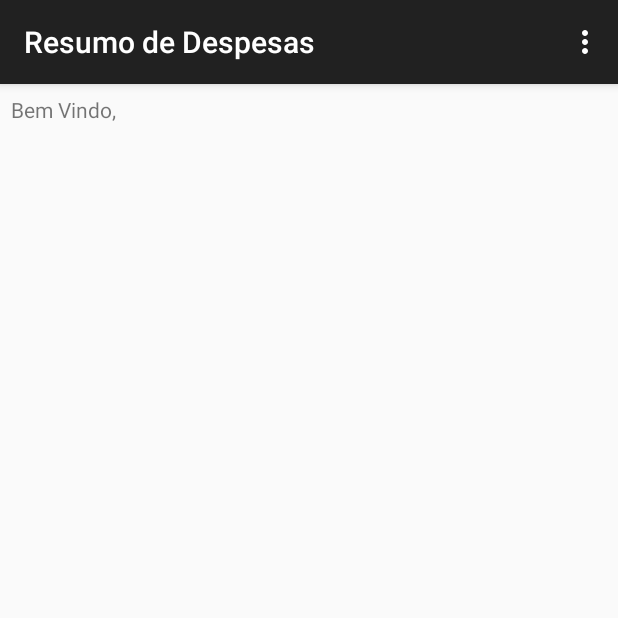
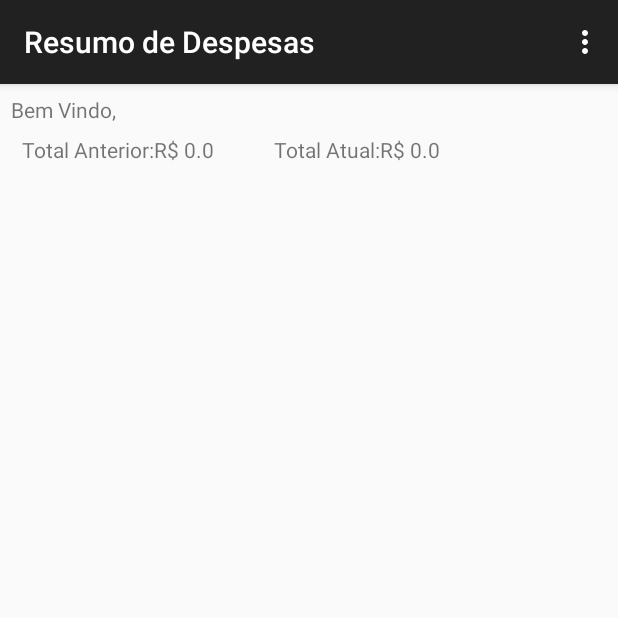
Before and after one commit to misaelrodrigo/TrabalhoControleFinanceiro, an Android app: the TelaDespesaActivity screen opened directly, with no data from a screen before it, on a phone screen of 412 x 824 dp, the top half of it. Run offline under Robolectric (Android 15) with nearby library versions, the phone set to English and light mode, and no system bars; 4 statements that could not run were skipped.

```diff
--- a/TrabalhoMisaelRodrigo/app/src/main/java/br/edu/integrado/trabalhomisaelrodrigo/TelaDespesaActivity.java
+++ b/TrabalhoMisaelRodrigo/app/src/main/java/br/edu/integrado/trabalhomisaelrodrigo/TelaDespesaActivity.java
@@ -10,6 +10,7 @@ import android.widget.ListView;
 import android.widget.TextView;
 
 import java.util.Calendar;
+import java.util.Date;
 import java.util.List;
 
 import br.edu.integrado.trabalhomisaelrodrigo.dao.DespesaDao;
@@ -20,30 +21,56 @@ import br.edu.integrado.trabalhomisaelrodrigo.model.Usuario;
 public class TelaDespesaActivity extends ActionBarActivity {
     private TextView tvSaudacao;
     private Usuario usuarioLogado;
+    private ListView lvDespesas;
+    private TextView tvTotalAtual;
+    private TextView tvTotalAnterior;
     DespesaDao despesaDao;
-    ListView lvDespesas;
     List<Despesa> listDespesa;
+    Float valorTotalAtual;
+    Float valorTotalAnterior;
 
     @Override
     protected void onCreate(Bundle savedInstanceState) {
         super.onCreate(savedInstanceState);
         setContentView(R.layout.activity_tela_despesa);
 
-        usuarioLogado = (Usuario) getIntent().getSerializableExtra("usuario");
-        tvSaudacao = (TextView) findViewById(R.id.tvSaudacao);
-        //Intent i = getIntent();
-       // usuarioLogado = i.getStringExtra("usuario");
-
-        tvSaudacao.setText("Bem Vindo, " + usuarioLogado.getUsuario().toUpperCase());
 
     }
 
     @Override
     protected void onResume() {
         super.onResume();
+
+        despesaDao = new DespesaDao(this);
+
+        usuarioLogado = (Usuario) getIntent().getSerializableExtra("usuario");
+        tvSaudacao = (TextView) findViewById(R.id.tvSaudacao);
+        tvTotalAnterior = (TextView)findViewById(R.id.tvSaldoAterior);
+        tvTotalAtual = (TextView)findViewById(R.id.tvSaldoAtual);
+
+
+        tvSaudacao.setText("Bem Vindo, " + usuarioLogado.getUsuario().toUpperCase());
+
+        Calendar calendario = Calendar.getInstance();//instancia com a data atual.
+        Date data = calendario.getTime();// pega data do calendario e joga para data.
+
+        ///retorna total de despesas do mes atual com base no usuario e data atual
+        valorTotalAtual = despesaDao.listDespesaMes(usuarioLogado,data);
+
+        calendario.add(Calendar.MONTH, -1); //volta o calendario 1 mês.
+        data = calendario.getTime(); //pega novamente a data do calendario, agora com do mes passado.
+
+        //retorna total de despesas do mes passado com base no usuario e data mes passado.
+        valorTotalAnterior = despesaDao.listDespesaMes(usuarioLogado,data);
+
+        tvTotalAnterior.setText("R$ "+ valorTotalAnterior.toString()); //seta na activity
+        tvTotalAtual.setText("R$ "+valorTotalAtual.toString()); //seta na activity
+
+        calendario = Calendar.getInstance(); //pega novamete o calendario com data atual.
+        data = calendario.getTime(); //pega a data do calendario.
         lvDespesas = (ListView)findViewById(R.id.lvDespesas);
-        despesaDao = new DespesaDao(this);
-        listDespesa = despesaDao.listDespesa(usuarioLogado);
+        listDespesa = despesaDao.listDespesa(usuarioLogado, data ); //lista despesas com base no usuario e data atual.
+
         ArrayAdapter<Despesa> aaDespesas =  new ArrayAdapter<>(this, android.R.layout.simple_list_item_1, listDespesa);
         lvDespesas.setAdapter(aaDespesas);
 
--- a/TrabalhoMisaelRodrigo/app/src/main/java/br/edu/integrado/trabalhomisaelrodrigo/dao/AppDao.java
+++ b/TrabalhoMisaelRodrigo/app/src/main/java/br/edu/integrado/trabalhomisaelrodrigo/dao/AppDao.java
@@ -19,10 +19,10 @@ public class AppDao extends SQLiteOpenHelper{
         super(context, BD_NAME, null, BD_VERSION);
         res = context.getResources();//pŕa pegar os valores em string.
 
-        /*getWritableDatabase().execSQL(res.getString(R.string.SQL_DROP_DESPESA));
+        getWritableDatabase().execSQL(res.getString(R.string.SQL_DROP_DESPESA));
         getWritableDatabase().execSQL(res.getString(R.string.SQL_DROP_FORMAPAG));
         getWritableDatabase().execSQL(res.getString(R.string.SQL_DROP_USUARIO));
-        onCreate(getWritableDatabase());*/
+        onCreate(getWritableDatabase());
 
     }
 
--- a/TrabalhoMisaelRodrigo/app/src/main/java/br/edu/integrado/trabalhomisaelrodrigo/dao/DespesaDao.java
+++ b/TrabalhoMisaelRodrigo/app/src/main/java/br/edu/integrado/trabalhomisaelrodrigo/dao/DespesaDao.java
@@ -4,7 +4,12 @@ import android.content.ContentValues;
 import android.content.Context;
 import android.database.Cursor;
 
+import java.text.ParseException;
+import java.text.SimpleDateFormat;
 import java.util.ArrayList;
+import java.util.Calendar;
+import java.util.Date;
+import java.util.GregorianCalendar;
 import java.util.List;
 
 import br.edu.integrado.trabalhomisaelrodrigo.R;
@@ -26,29 +31,71 @@ public class DespesaDao extends AppDao {
 
 
     public String insert(Despesa despesa){
+        Date dataAtual = despesa.getData().getTime();
+        SimpleDateFormat formata = new SimpleDateFormat("yyyy-MM-dd HH:mm");
         ContentValues cv = new ContentValues();
 
         cv.put(TB_FIELDS[1], despesa.getDescricao());
         cv.put(TB_FIELDS[2], despesa.getValor());
-        cv.put(TB_FIELDS[3], despesa.getData());
+        //cv.put(TB_FIELDS[3], despesa.getData());
+        cv.put(TB_FIELDS[3], formata.format(dataAtual));
         cv.put(TB_FIELDS[4], despesa.getFormaPag());
         cv.put(TB_FIELDS[5], despesa.getUsuario());
         getWritableDatabase().insert(TB_NAME, null, cv);
         return  context.getString(R.string.MsgCadDespesaSucesso);
     }
 
+    public List<Despesa> listDespesa(Usuario usuario, Date dataReferencia) {
 
+        SimpleDateFormat formata = new SimpleDateFormat("yyyy-MM-dd HH:mm");//Cria a mascara de data
+        Calendar calendario = Calendar.getInstance(); //cria um calendario
+        calendario.setTime(dataReferencia); //seta a data de referencia no calendario
+        calendario.set(Calendar.DAY_OF_MONTH, 1); //volta o calendario para o dia 1.
+        // Seta a hora para 00:00:00
+        calendario.set(Calendar.HOUR,0);
+        calendario.set(Calendar.MINUTE,0);
+        calendario.set(Calendar.SECOND,0);
 
-    public List<Despesa> listDespesa(Usuario usuario){
+        dataReferencia = calendario.getTime(); //pega a data do calendario, agora no 1 e as 00:00:00
+        String strInicial = formata.format(dataReferencia); //passa para uma string com base na mascara
+        calendario = GregorianCalendar.getInstance(); //modifica o calendario pra greorian pra saber o ultimo dia do mes.
+        calendario.setTime(dataReferencia);//seta a data no calendario grego....
+        // seta o calendario no ultimo do mes
+        calendario.set(Calendar.DAY_OF_MONTH, calendario.getActualMaximum(Calendar.DAY_OF_MONTH));
 
-        Cursor list = getReadableDatabase().rawQuery(context.getString(R.string.SQL_SELECT_DESPESA), new String[]{usuario.getId().toString()});
+        dataReferencia = calendario.getTime();// pega a data do calendario, agora já no ultimo dia do mes.
+        String strFinal = formata.format(dataReferencia); // passa para uma string com base na mascara.
 
         List<Despesa> despesas = new ArrayList<>();
+        //efetua a pesquisa no banco usando o usuario e a data inicial e final.(select foi modificado)
+        Cursor list = getReadableDatabase().rawQuery(context.getString(R.string.SQL_SELECT_DESPESA), new String[]{usuario.getId().toString(), strInicial, strFinal});
+        while(list.moveToNext()){
+            try {
 
-        while(list.moveToNext()){
-            despesas.add(new Despesa(list.getString(0),list.getString(1), list.getString(2), list.getFloat(3)));
+                Date data = formata.parse(list.getString(2)); //pega a data em string e passa para Date
+                calendario.setTime(data); // converte Date em Calendar.
+
+                despesas.add(new Despesa(list.getString(0),list.getString(1), calendario, list.getFloat(3)));
+            }catch (Exception e){}
         }
         list.close();
         return despesas;
     }
+
+    public Float listDespesaMes(Usuario usuario , Date dataReferencia) {
+        Double valorTotal = 0.0;
+        //retorna lista com base no usuario e na data solicitada.
+        List<Despesa> despesas = this.listDespesa(usuario,dataReferencia);
+        Despesa despesa;
+
+        //percorre o array List para somar valores.
+        for( int i = 0; i <despesas.size();i++){
+            despesa = despesas.get(i);
+            valorTotal += despesa.getValor();
+        }
+        //retorna soma.
+        return  valorTotal.floatValue();
+    }
+
+
 }
--- a/TrabalhoMisaelRodrigo/app/src/main/java/br/edu/integrado/trabalhomisaelrodrigo/dao/UsuarioDao.java
+++ b/TrabalhoMisaelRodrigo/app/src/main/java/br/edu/integrado/trabalhomisaelrodrigo/dao/UsuarioDao.java
@@ -68,7 +68,7 @@ public class UsuarioDao extends AppDao {
                 " WHERE "+ TB_FIELDS[2] +"=? AND "+ TB_FIELDS[3]+"=?";
         Cursor query = getReadableDatabase().rawQuery(lineSql, new String[]{usuario.getUsuario(), usuario.getSenha()});
         query.moveToNext();
-        Usuario usuarioCompleto = new Usuario(query.getInt(0), query.getString(1));
+        Usuario usuarioCompleto = new Usuario(query.getInt(0), query.getString(2));
         return usuarioCompleto;
     }
 }
--- a/TrabalhoMisaelRodrigo/app/src/main/res/layout/activity_cad_usuario.xml
+++ b/TrabalhoMisaelRodrigo/app/src/main/res/layout/activity_cad_usuario.xml
@@ -53,7 +53,7 @@
         android:layout_height="wrap_content"
         android:inputType="textPassword"
         android:id="@+id/edtNewSenha"
-        android:text="123"
+        android:text=""
         android:layout_gravity="center_horizontal"
         android:layout_marginTop="15dip"
         android:layout_marginBottom="15dip"
@@ -70,7 +70,7 @@
         android:layout_height="wrap_content"
         android:inputType="textPassword"
         android:id="@+id/edtNewSenha2"
-        android:text="123"
+        android:text=""
         android:layout_gravity="center_horizontal"
         android:layout_marginTop="15dip"
         android:layout_marginBottom="15dip"
--- a/TrabalhoMisaelRodrigo/app/src/main/res/layout/activity_tela_despesa.xml
+++ b/TrabalhoMisaelRodrigo/app/src/main/res/layout/activity_tela_despesa.xml
@@ -13,12 +13,38 @@
         android:layout_width="wrap_content"
         android:layout_height="wrap_content" />
 
+    <LinearLayout
+        xmlns:android="http://schemas.android.com/apk/res/android"
+        xmlns:tools="http://schemas.android.com/tools"
+        android:layout_width="match_parent"
+        android:layout_height="wrap_content"
+        android:padding="7dip"
+        android:orientation="horizontal">
+        <TextView
+            android:text="Total Anterior:"
+            android:layout_width="wrap_content"
+            android:layout_height="wrap_content" />
+        <TextView
+            android:id="@+id/tvSaldoAterior"
+            android:text="R$ 0,00"
+            android:layout_width="wrap_content"
+            android:layout_height="wrap_content" />
+        <TextView
+            android:text="Total Atual:"
+            android:paddingLeft="40dip"
+            android:layout_width="wrap_content"
+            android:layout_height="wrap_content" />
+        <TextView
+            android:id="@+id/tvSaldoAtual"
+            android:text="R$ 0,00"
+            android:layout_width="wrap_content"
+            android:layout_height="wrap_content" />
+    </LinearLayout>
+
     <ListView
-        android:layout_width="wrap_content"
-        android:layout_height="match_parent"
+        android:layout_width="match_parent"
+        android:layout_height="wrap_content"
         android:id="@+id/lvDespesas"
         />
 
-
-
 </LinearLayout>
--- a/TrabalhoMisaelRodrigo/app/src/main/res/values/sql.xml
+++ b/TrabalhoMisaelRodrigo/app/src/main/res/values/sql.xml
@@ -34,6 +34,6 @@
     <string name="SQL_SELECT_DESPESA">
         SELECT MD.descricao, FP.descricao, MD.data, MD.valor FROM MovDespesa MD
         INNER JOIN FormaPag FP ON (FP.id = MD.formapag)
-        WHERE MD.usuario=?
+        WHERE MD.usuario=? AND MD.data BETWEEN ? AND ? ;
     </string>
 </resources>
--- a/TrabalhoMisaelRodrigo/app/src/main/res/values/strings.xml
+++ b/TrabalhoMisaelRodrigo/app/src/main/res/values/strings.xml
@@ -27,6 +27,8 @@
 
 
 
+
+
     <string name="app_name">TrabalhoMisaelRodrigo</string>
     <string name="Saudacao">Bem Vindo, </string>
     <string name="action_settings">Settings</string>
```
Also changed, not shown: TrabalhoMisaelRodrigo/app/src/main/java/br/edu/integrado/trabalhomisaelrodrigo/CadDespesaActivity.java (+4 -3 lines), TrabalhoMisaelRodrigo/app/src/main/java/br/edu/integrado/trabalhomisaelrodrigo/model/Despesa.java (+15 -7 lines), TrabalhoMisaelRodrigo/app/src/main/res/layout/activity_cad_despesa.xml (+0 -13 lines), 1 other file.
